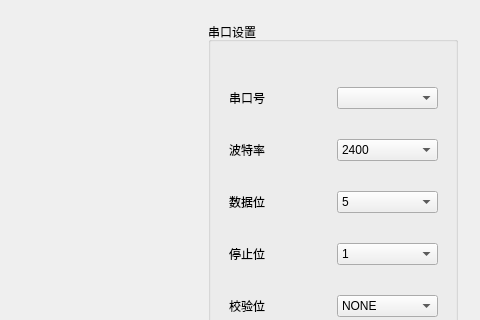
Above: ArticulatedArm/ArticulatedArm/robotdialog.ui from cccys99/ArticulatedArm before the change; both pictures show x 637 to 1117 and y 0 to 320 of the 1117 by 872 pixel window. Below: the same form after it.
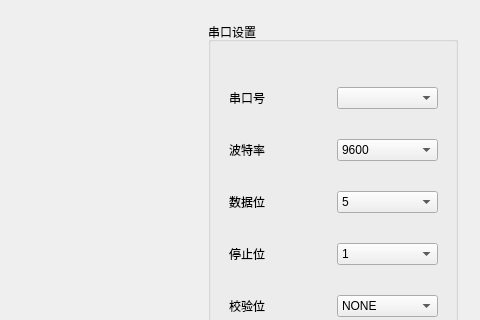
That is the form after the change.

Commit message: 串口配置和接收数据的实现 用虚拟串口发送 直接用qDebug()打印出来测试接收是否成功

Diff of the .ui file:
```diff
--- a/ArticulatedArm/ArticulatedArm/robotdialog.ui
+++ b/ArticulatedArm/ArticulatedArm/robotdialog.ui
@@ -78,12 +78,7 @@
                <widget class="QComboBox" name="comboBox_baudrate">
                 <item>
                  <property name="text">
-                  <string>2400</string>
-                 </property>
-                </item>
-                <item>
-                 <property name="text">
-                  <string>4800</string>
+                  <string>9600</string>
                  </property>
                 </item>
                 <item>
```
The commit also changes 2 other files.
